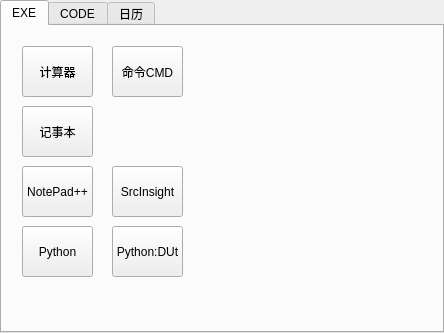
Before: the Qt Designer form auto_c_code/toolstabwidget.ui in yjduoduo/auto_c_code, drawn with Qt 5.
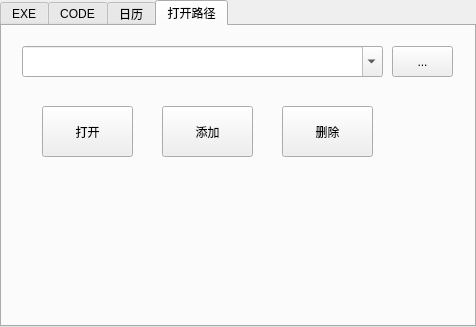
After: the same form once the commit is applied.

Commit message: 2.7.8 添加浏览路径

```diff
--- a/auto_c_code/toolstabwidget.ui
+++ b/auto_c_code/toolstabwidget.ui
@@ -6,15 +6,15 @@
    <rect>
     <x>0</x>
     <y>0</y>
-    <width>444</width>
-    <height>333</height>
+    <width>476</width>
+    <height>327</height>
    </rect>
   </property>
   <property name="windowTitle">
    <string>TabWidget</string>
   </property>
   <property name="currentIndex">
-   <number>0</number>
+   <number>3</number>
   </property>
   <widget class="QWidget" name="tab">
    <attribute name="title">
@@ -200,6 +200,76 @@
     </property>
    </widget>
   </widget>
+  <widget class="QWidget" name="tab_2">
+   <attribute name="title">
+    <string>打开路径</string>
+   </attribute>
+   <widget class="QComboBox" name="comboBox_path">
+    <property name="geometry">
+     <rect>
+      <x>20</x>
+      <y>20</y>
+      <width>361</width>
+      <height>31</height>
+     </rect>
+    </property>
+    <property name="editable">
+     <bool>true</bool>
+    </property>
+   </widget>
+   <widget class="QPushButton" name="pushButton_open">
+    <property name="geometry">
+     <rect>
+      <x>40</x>
+      <y>80</y>
+      <width>91</width>
+      <height>51</height>
+     </rect>
+    </property>
+    <property name="text">
+     <string>打开</string>
+    </property>
+   </widget>
+   <widget class="QPushButton" name="pushButton_addpath">
+    <property name="geometry">
+     <rect>
+      <x>160</x>
+      <y>80</y>
+      <width>91</width>
+      <height>51</height>
+     </rect>
+    </property>
+    <property name="text">
+     <string>添加</string>
+    </property>
+   </widget>
+   <widget class="QPushButton" name="pushButton_delpath">
+    <property name="geometry">
+     <rect>
+      <x>280</x>
+      <y>80</y>
+      <width>91</width>
+      <height>51</height>
+     </rect>
+    </property>
+    <property name="text">
+     <string>删除</string>
+    </property>
+   </widget>
+   <widget class="QPushButton" name="pushButton_opendir">
+    <property name="geometry">
+     <rect>
+      <x>390</x>
+      <y>20</y>
+      <width>61</width>
+      <height>31</height>
+     </rect>
+    </property>
+    <property name="text">
+     <string>...</string>
+    </property>
+   </widget>
+  </widget>
  </widget>
  <resources/>
  <connections/>
```
The commit also changes 13 other files.
